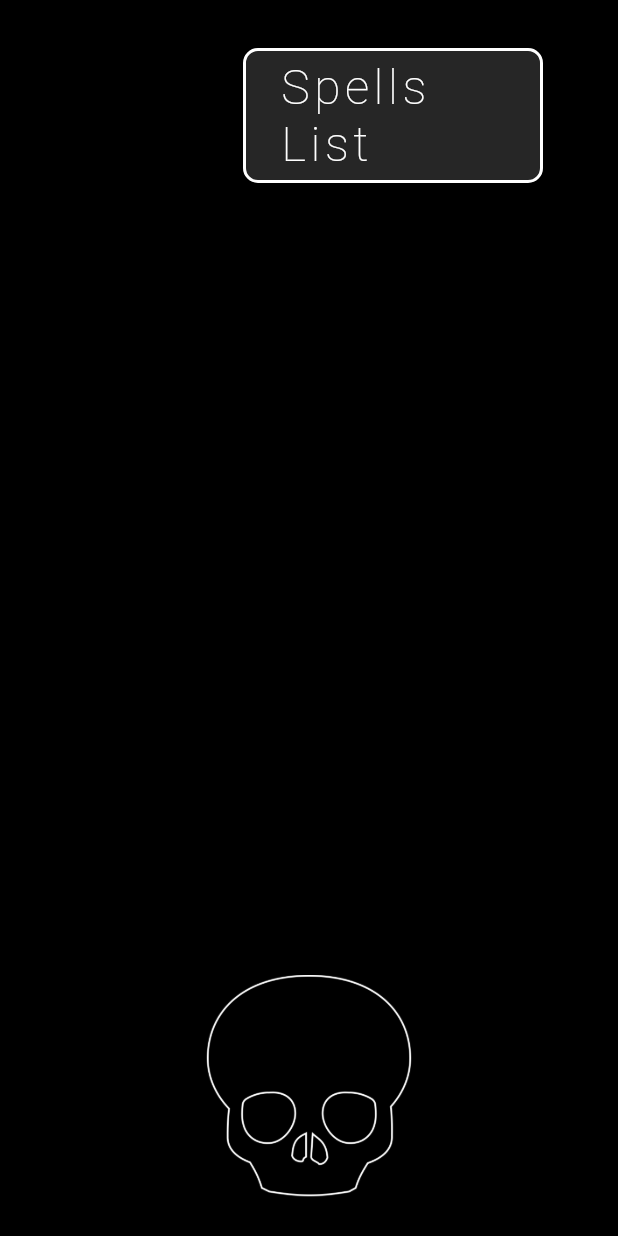
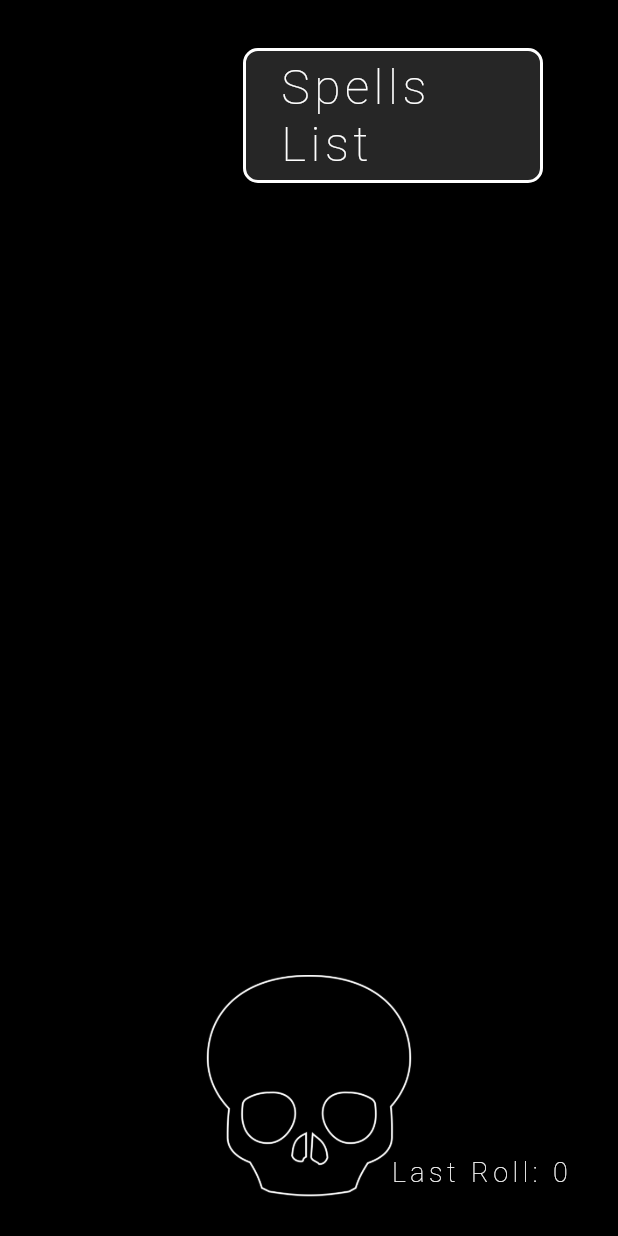
Before and after one commit to dompetriella/Madness-Meter-2.0, a Flutter app: the MadnessPage screen opened directly, on a phone screen of 412 x 824 dp. Run offline on Flutter 3.47's test engine with Material 2 defaults, Android fonts, the phone set to English and light mode, and no system bars; drawn by our look-alikes of flutter_animate; our stand-ins replace flutter_dotenv, flutter_hooks, flutter_riverpod, freezed_annotation, google_fonts, hooks_riverpod and 1 more; accounts and stored records are empty; generated files the repository leaves out were written again.

Commit message:
Added status for madness and app name

```diff
--- a/lib/components/meter.dart
+++ b/lib/components/meter.dart
@@ -16,12 +16,18 @@ class MeterText extends ConsumerWidget {
 
   @override
   Widget build(BuildContext context, WidgetRef ref) {
+    int maxMadness = ref.watch(maxMadnessValue);
+    int currentMadness = ref.watch(madnessMeterValue);
+
     return Padding(
       padding: EdgeInsets.only(top: topPadding),
       child: Align(
         alignment: Alignment.topCenter,
-        child: (ref.watch(madnessMeterValue) > 0)
-            ? Text('${ref.watch(madnessMeterValue).toStringAsFixed(0)} / ${ref.watch(maxMadnessValue)}',
+        child: (currentMadness > 0)
+            ? Text(
+                    currentMadness > maxMadness
+                        ? 'MADNESS'
+                        : '${ref.watch(madnessMeterValue).toStringAsFixed(0)} / ${ref.watch(maxMadnessValue)}',
                     style:
                         GoogleFonts.astloch(fontSize: 100, color: Colors.white))
                 .animate()
--- a/lib/home_page.dart
+++ b/lib/home_page.dart
@@ -19,6 +19,8 @@ import 'utility.dart';
 
 double sideBarSize = 300;
 double topPadding = 16;
+
+AnimationController? changedNumberAnimation;
 
 class HomePage extends ConsumerWidget {
   const HomePage({super.key});
@@ -52,13 +54,27 @@ class MadnessPage extends HookConsumerWidget {
 
   @override
   Widget build(BuildContext context, WidgetRef ref) {
+    AnimationController changedValueAnimationController =
+        useAnimationController(duration: 1500.ms);
+
     final initFunction = useCallback((_) async {
       final stream = supabase
           .from('player_session')
           .stream(primaryKey: ["id"]).eq('id', ref.read(sessionIdProvider));
       stream.listen((data) {
         PlayerSession session = PlayerSession.fromJson(data.first);
+        int previousValue = ref.read(madnessMeterValue);
         ref.read(madnessMeterValue.notifier).state = session.madnessValue;
+        int change = session.madnessValue - previousValue;
+        ref.read(changedMadnessMeterValue.notifier).state = change;
+        if (change > 0) {
+          changedValueAnimationController.forward().then((value) =>
+              changedValueAnimationController.animateBack(0.0,
+                  duration: 1500.ms));
+          int dieRoll = Random().nextInt(4) + 1;
+          ref.read(madnessCondition.notifier).state =
+              giveMadnessStatus(dieRoll);
+        }
       });
     }, []);
 
@@ -66,10 +82,12 @@ class MadnessPage extends HookConsumerWidget {
       initFunction(null);
     }, []);
 
+    var currentMeter = ref.watch(madnessMeterValue);
+    var maxMeter = ref.watch(maxMadnessValue);
+
     return Scaffold(
         drawer: const SpellsDrawer(),
-        body: SafeArea(
-            child: Stack(
+        body: Stack(
           children: [
             Background(),
             ImageBackground(),
@@ -89,8 +107,60 @@ class MadnessPage extends HookConsumerWidget {
               child: MadnessMeter(),
             ),
             MadSkullWidget(),
+            Center(
+                child: currentMeter <= maxMeter
+                    ? ChangedMadnessValueText(
+                        changedValueAnimation: changedValueAnimationController,
+                      )
+                    : AnimatedBuilder(
+                        animation: changedValueAnimationController,
+                        builder: (context, child) {
+                          return Text(ref.watch(madnessCondition),
+                              style: TextStyle(
+                                  fontSize: 80,
+                                  color: Colors.white.withOpacity(
+                                      changedValueAnimationController.value),
+                                  fontWeight: FontWeight.w600));
+                        })),
+            Padding(
+              padding: const EdgeInsets.all(32.0),
+              child: Align(
+                alignment: Alignment.bottomRight,
+                child: Text(
+                  'Last Roll: ${currentMeter <= maxMeter ? ref.watch(changedMadnessMeterValue) : ref.watch(madnessCondition)}',
+                  style: TextStyle(
+                      letterSpacing: 3,
+                      fontSize: 18,
+                      color: Colors.white,
+                      fontWeight: FontWeight.w200),
+                ),
+              ),
+            ),
           ],
-        )));
+        ));
+  }
+}
+
+class ChangedMadnessValueText extends HookConsumerWidget {
+  final AnimationController changedValueAnimation;
+  const ChangedMadnessValueText(
+      {super.key, required this.changedValueAnimation});
+
+  @override
+  Widget build(BuildContext context, WidgetRef ref) {
+    return Center(
+        child: ref.watch(changedMadnessMeterValue) > 0
+            ? AnimatedBuilder(
+                animation: changedValueAnimation,
+                builder: (context, child) {
+                  return Text(ref.watch(changedMadnessMeterValue).toString(),
+                      style: GoogleFonts.astloch(
+                          fontSize: 140,
+                          color: Colors.white
+                              .withOpacity(changedValueAnimation.value),
+                          fontWeight: FontWeight.w600));
+                })
+            : SizedBox.shrink());
   }
 }
 
@@ -133,19 +203,19 @@ class Login extends HookConsumerWidget {
     final animation =
         CurvedAnimation(parent: animationController, curve: Curves.easeOutExpo);
 
-    Timer? _timer;
+    Timer? timer;
 
-    void _startTimer() {
-      _timer = Timer(Duration(seconds: 2), () {
+    void startTimer() {
+      timer = Timer(Duration(seconds: 2), () {
         if (isHeld.value) {
           isHeldLongEnough.value = true;
         }
       });
     }
 
-    void _cancelTimer() {
-      if (_timer != null && _timer!.isActive) {
-        _timer!.cancel();
+    void cancelTimer() {
+      if (timer != null && timer!.isActive) {
+        timer!.cancel();
       }
     }
 
@@ -164,12 +234,12 @@ class Login extends HookConsumerWidget {
               ? GestureDetector(
                   onPanDown: (details) async {
                     isHeld.value = true;
-                    _startTimer();
+                    startTimer();
                     animationController.forward();
                   },
                   onTapUp: (details) {
                     isHeld.value = false;
-                    _cancelTimer();
+                    cancelTimer();
                     animationController.reverse();
                   },
                   child: Container(
--- a/lib/provider.dart
+++ b/lib/provider.dart
@@ -10,6 +10,14 @@ final sessionIdProvider = StateProvider<int>((ref) {
 
 final madnessMeterValue = StateProvider<int>((ref) {
   return 0;
+});
+
+final changedMadnessMeterValue = StateProvider<int>((ref) {
+  return 0;
+});
+
+final madnessCondition = StateProvider<String>((ref) {
+  return '';
 });
 
 final maxMadnessValue = StateProvider<int>((ref) {
```
Also changed, not shown: lib/utility.dart (+28 -0 lines), 1 other file.
